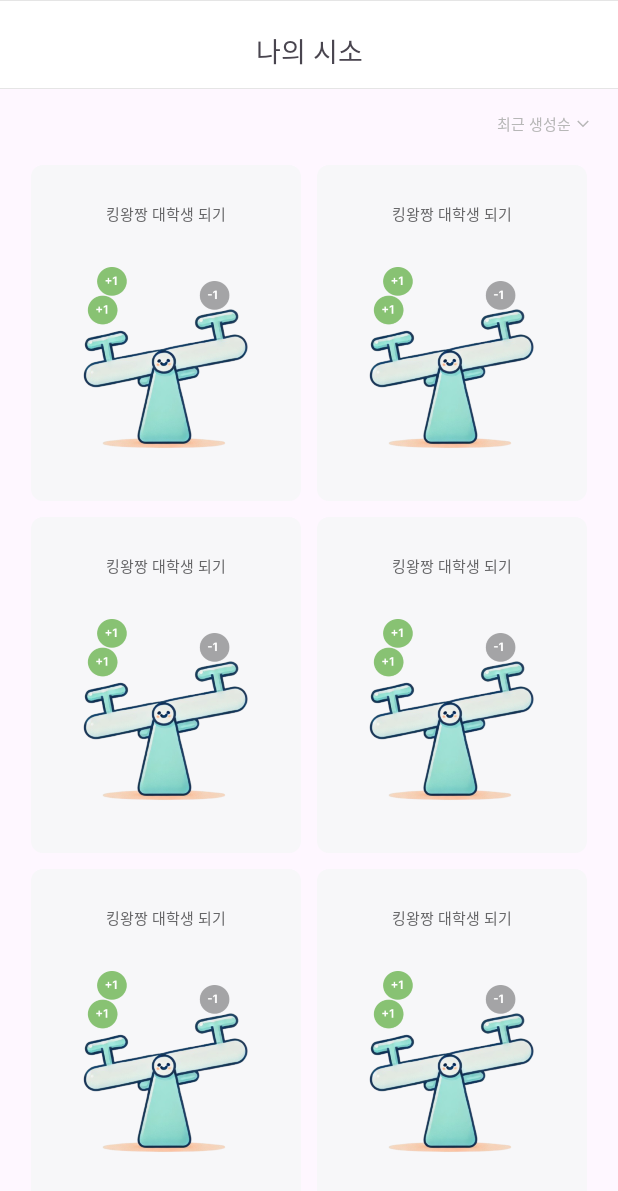
After one commit to Daljyeong/ToNotTODO, an Android app: the fragment HomeFragment shown on its own in the app's theme, on a phone screen of 412 x 824 dp. The commit adds this screen. Shown: the top 1191 px of the screen. Run offline under Robolectric (Android 15) with nearby library versions, the light colour scheme and no system bars.

Commit message:
design: 홈화면 UI 작업 완료

```diff
--- /dev/null
+++ b/app/src/main/java/com/example/tonottodo/HomeFragment.kt
@@ -0,0 +1,19 @@
+package com.example.tonottodo
+
+import android.os.Bundle
+import android.view.LayoutInflater
+import android.view.View
+import android.view.ViewGroup
+import androidx.fragment.app.Fragment
+
+class HomeFragment : Fragment() {
+
+    override fun onCreateView(
+        inflater: LayoutInflater, container: ViewGroup?,
+        savedInstanceState: Bundle?
+    ): View? {
+        // Inflate the layout for this fragment
+        return inflater.inflate(R.layout.fragment_home, container, false)
+    }
+
+}
--- /dev/null
+++ b/app/src/main/res/drawable/ic_down_gray.xml
@@ -0,0 +1,11 @@
+<vector xmlns:android="http://schemas.android.com/apk/res/android"
+    android:width="16dp"
+    android:height="16dp"
+    android:viewportWidth="16"
+    android:viewportHeight="16">
+  <path
+      android:strokeWidth="1"
+      android:pathData="M4.5,6L8,9.5L11.5,6"
+      android:fillColor="#00000000"
+      android:strokeColor="#B7B7B7"/>
+</vector>
--- /dev/null
+++ b/app/src/main/res/layout/fragment_home.xml
@@ -0,0 +1,307 @@
+<?xml version="1.0" encoding="utf-8"?>
+<androidx.constraintlayout.widget.ConstraintLayout xmlns:android="http://schemas.android.com/apk/res/android"
+    xmlns:app="http://schemas.android.com/apk/res-auto"
+    xmlns:tools="http://schemas.android.com/tools"
+    android:layout_width="match_parent"
+    android:layout_height="match_parent"
+    tools:context=".HomeFragment">
+
+    <androidx.constraintlayout.widget.ConstraintLayout
+        android:id="@+id/cl_home_top_app_bar"
+        android:layout_width="match_parent"
+        android:layout_height="wrap_content"
+        android:background="@drawable/bg_top_app_bar"
+        app:layout_constraintTop_toTopOf="parent">
+
+        <TextView
+            android:layout_width="wrap_content"
+            android:layout_height="wrap_content"
+            android:paddingTop="20dp"
+            android:paddingBottom="12dp"
+            android:text="나의 시소"
+            android:textSize="18sp"
+            app:layout_constraintEnd_toEndOf="parent"
+            app:layout_constraintStart_toStartOf="parent"
+            app:layout_constraintTop_toTopOf="parent" />
+
+    </androidx.constraintlayout.widget.ConstraintLayout>
+
+    <ScrollView
+        android:layout_width="0dp"
+        android:layout_height="0dp"
+        app:layout_constraintBottom_toBottomOf="parent"
+        app:layout_constraintEnd_toEndOf="parent"
+        app:layout_constraintStart_toStartOf="parent"
+        app:layout_constraintTop_toBottomOf="@id/cl_home_top_app_bar">
+
+        <androidx.constraintlayout.widget.ConstraintLayout
+            android:layout_width="match_parent"
+            android:layout_height="match_parent">
+
+            <androidx.constraintlayout.widget.ConstraintLayout
+                android:id="@+id/cl_home_sub_top_bar"
+                android:layout_width="wrap_content"
+                android:layout_height="wrap_content"
+                android:layout_marginTop="15dp"
+                android:layout_marginEnd="15dp"
+                app:layout_constraintEnd_toEndOf="parent"
+                app:layout_constraintTop_toTopOf="parent">
+
+                <TextView
+                    android:id="@+id/tv_home_down"
+                    android:layout_width="wrap_content"
+                    android:layout_height="wrap_content"
+                    android:text="최근 생성순"
+                    android:textColor="@color/gray_light"
+                    android:textSize="10sp"
+                    app:layout_constraintEnd_toStartOf="@id/iv_home_down"
+                    app:layout_constraintTop_toTopOf="parent" />
+
+                <ImageView
+                    android:id="@+id/iv_home_down"
+                    android:layout_width="wrap_content"
+                    android:layout_height="wrap_content"
+                    android:src="@drawable/ic_down_gray"
+                    app:layout_constraintBottom_toBottomOf="@id/tv_home_down"
+                    app:layout_constraintEnd_toEndOf="parent"
+                    app:layout_constraintTop_toTopOf="@id/tv_home_down" />
+            </androidx.constraintlayout.widget.ConstraintLayout>
+
+            <GridLayout
+                android:layout_width="match_parent"
+                android:layout_height="wrap_content"
+                android:layout_marginHorizontal="15dp"
+                android:columnCount="2"
+                android:rowCount="3"
+                android:layout_marginTop="14dp"
+                app:layout_constraintTop_toBottomOf="@id/cl_home_sub_top_bar">
+
+                <androidx.constraintlayout.widget.ConstraintLayout
+                    android:layout_width="wrap_content"
+                    android:layout_height="wrap_content"
+                    android:layout_row="0"
+                    android:layout_rowWeight="1"
+                    android:layout_column="0"
+                    android:layout_columnWeight="1"
+                    android:layout_gravity="fill"
+                    android:layout_margin="5dp"
+                    android:background="@drawable/bg_gray_8"
+                    android:paddingVertical="11dp">
+
+                    <TextView
+                        android:id="@+id/tv_home_seesaw1"
+                        android:layout_width="wrap_content"
+                        android:layout_height="wrap_content"
+                        android:layout_marginTop="13dp"
+                        android:text="킹왕짱 대학생 되기"
+                        android:textColor="@color/gray_700"
+                        android:textSize="10sp"
+                        app:layout_constraintEnd_toEndOf="parent"
+                        app:layout_constraintStart_toStartOf="parent"
+                        app:layout_constraintTop_toTopOf="parent" />
+
+                    <ImageView
+                        android:layout_width="123dp"
+                        android:layout_height="133dp"
+                        android:layout_marginTop="28dp"
+                        android:layout_marginBottom="11dp"
+                        android:src="@drawable/img_seesaw_no_bg"
+                        app:layout_constraintBottom_toBottomOf="parent"
+                        app:layout_constraintEnd_toEndOf="parent"
+                        app:layout_constraintStart_toStartOf="parent"
+                        app:layout_constraintTop_toBottomOf="@id/tv_home_seesaw1" />
+
+                </androidx.constraintlayout.widget.ConstraintLayout>
+
+                <androidx.constraintlayout.widget.ConstraintLayout
+                    android:layout_width="wrap_content"
+                    android:layout_height="wrap_content"
+                    android:layout_row="0"
+                    android:layout_rowWeight="1"
+                    android:layout_column="1"
+                    android:layout_columnWeight="1"
+                    android:layout_gravity="fill"
+                    android:layout_margin="5dp"
+                    android:background="@drawable/bg_gray_8"
+                    android:paddingVertical="11dp">
+
+                    <TextView
+                        android:id="@+id/tv_home_seesaw2"
+                        android:layout_width="wrap_content"
+                        android:layout_height="wrap_content"
+                        android:layout_marginTop="13dp"
+                        android:text="킹왕짱 대학생 되기"
+                        android:textColor="@color/gray_700"
+                        android:textSize="10sp"
+                        app:layout_constraintEnd_toEndOf="parent"
+                        app:layout_constraintStart_toStartOf="parent"
+                        app:layout_constraintTop_toTopOf="parent" />
+
+                    <ImageView
+                        android:layout_width="123dp"
+                        android:layout_height="133dp"
+                        android:layout_marginTop="28dp"
+                        android:layout_marginBottom="11dp"
+                        android:src="@drawable/img_seesaw_no_bg"
+                        app:layout_constraintBottom_toBottomOf="parent"
+                        app:layout_constraintEnd_toEndOf="parent"
+                        app:layout_constraintStart_toStartOf="parent"
+                        app:layout_constraintTop_toBottomOf="@id/tv_home_seesaw2" />
+
+                </androidx.constraintlayout.widget.ConstraintLayout>
+
+                <androidx.constraintlayout.widget.ConstraintLayout
+                    android:layout_width="wrap_content"
+                    android:layout_height="wrap_content"
+                    android:layout_row="1"
+                    android:layout_rowWeight="1"
+                    android:layout_column="0"
+                    android:layout_columnWeight="1"
+                    android:layout_gravity="fill"
+                    android:layout_margin="5dp"
+                    android:background="@drawable/bg_gray_8"
+                    android:paddingVertical="11dp">
+
+                    <TextView
+                        android:id="@+id/tv_home_seesaw3"
+                        android:layout_width="wrap_content"
+                        android:layout_height="wrap_content"
+                        android:layout_marginTop="13dp"
+                        android:text="킹왕짱 대학생 되기"
+                        android:textColor="@color/gray_700"
+                        android:textSize="10sp"
+                        app:layout_constraintEnd_toEndOf="parent"
+                        app:layout_constraintStart_toStartOf="parent"
+                        app:layout_constraintTop_toTopOf="parent" />
+
+                    <ImageView
+                        android:layout_width="123dp"
+                        android:layout_height="133dp"
+                        android:layout_marginTop="28dp"
+                        android:layout_marginBottom="11dp"
+                        android:src="@drawable/img_seesaw_no_bg"
+                        app:layout_constraintBottom_toBottomOf="parent"
+                        app:layout_constraintEnd_toEndOf="parent"
+                        app:layout_constraintStart_toStartOf="parent"
+                        app:layout_constraintTop_toBottomOf="@id/tv_home_seesaw3" />
+
+                </androidx.constraintlayout.widget.ConstraintLayout>
+
+                <androidx.constraintlayout.widget.ConstraintLayout
+                    android:layout_width="wrap_content"
+                    android:layout_height="wrap_content"
+                    android:layout_row="1"
+                    android:layout_rowWeight="1"
+                    android:layout_column="1"
+                    android:layout_columnWeight="1"
+                    android:layout_gravity="fill"
+                    android:layout_margin="5dp"
+                    android:background="@drawable/bg_gray_8"
+                    android:paddingVertical="11dp">
+
+                    <TextView
+                        android:id="@+id/tv_home_seesaw4"
+                        android:layout_width="wrap_content"
+                        android:layout_height="wrap_content"
+                        android:layout_marginTop="13dp"
+                        android:text="킹왕짱 대학생 되기"
+                        android:textColor="@color/gray_700"
+                        android:textSize="10sp"
+                        app:layout_constraintEnd_toEndOf="parent"
+                        app:layout_constraintStart_toStartOf="parent"
+                        app:layout_constraintTop_toTopOf="parent" />
+
+                    <ImageView
+                        android:layout_width="123dp"
+                        android:layout_height="133dp"
+                        android:layout_marginTop="28dp"
+                        android:layout_marginBottom="11dp"
+                        android:src="@drawable/img_seesaw_no_bg"
+                        app:layout_constraintBottom_toBottomOf="parent"
+                        app:layout_constraintEnd_toEndOf="parent"
+                        app:layout_constraintStart_toStartOf="parent"
+                        app:layout_constraintTop_toBottomOf="@id/tv_home_seesaw4" />
+
+                </androidx.constraintlayout.widget.ConstraintLayout>
+
+                <androidx.constraintlayout.widget.ConstraintLayout
+                    android:layout_width="wrap_content"
+                    android:layout_height="wrap_content"
+                    android:layout_row="2"
+                    android:layout_rowWeight="1"
+                    android:layout_column="0"
+                    android:layout_columnWeight="1"
+                    android:layout_gravity="fill"
+                    android:layout_margin="5dp"
+                    android:background="@drawable/bg_gray_8"
+                    android:paddingVertical="11dp">
+
+                    <TextView
+                        android:id="@+id/tv_home_seesaw5"
+                        android:layout_width="wrap_content"
+                        android:layout_height="wrap_content"
+                        android:layout_marginTop="13dp"
+                        android:text="킹왕짱 대학생 되기"
+                        android:textColor="@color/gray_700"
+                        android:textSize="10sp"
+                        app:layout_constraintEnd_toEndOf="parent"
+                        app:layout_constraintStart_toStartOf="parent"
+                        app:layout_constraintTop_toTopOf="parent" />
+
+                    <ImageView
+                        android:layout_width="123dp"
+                        android:layout_height="133dp"
+                        android:layout_marginTop="28dp"
+                        android:layout_marginBottom="11dp"
+                        android:src="@drawable/img_seesaw_no_bg"
+                        app:layout_constraintBottom_toBottomOf="parent"
+                        app:layout_constraintEnd_toEndOf="parent"
+                        app:layout_constraintStart_toStartOf="parent"
+                        app:layout_constraintTop_toBottomOf="@id/tv_home_seesaw5" />
+
+                </androidx.constraintlayout.widget.ConstraintLayout>
+
+                <androidx.constraintlayout.widget.ConstraintLayout
+                    android:layout_width="wrap_content"
+                    android:layout_height="wrap_content"
+                    android:layout_row="2"
+                    android:layout_rowWeight="1"
+                    android:layout_column="1"
+                    android:layout_columnWeight="1"
+                    android:layout_gravity="fill"
+                    android:layout_margin="5dp"
+                    android:background="@drawable/bg_gray_8"
+                    android:paddingVertical="11dp">
+
+                    <TextView
+                        android:id="@+id/tv_home_seesaw6"
+                        android:layout_width="wrap_content"
+                        android:layout_height="wrap_content"
+                        android:layout_marginTop="13dp"
+                        android:text="킹왕짱 대학생 되기"
+                        android:textColor="@color/gray_700"
+                        android:textSize="10sp"
+                        app:layout_constraintEnd_toEndOf="parent"
+                        app:layout_constraintStart_toStartOf="parent"
+                        app:layout_constraintTop_toTopOf="parent" />
+
+                    <ImageView
+                        android:layout_width="123dp"
+                        android:layout_height="133dp"
+                        android:layout_marginTop="28dp"
+                        android:layout_marginBottom="11dp"
+                        android:src="@drawable/img_seesaw_no_bg"
+                        app:layout_constraintBottom_toBottomOf="parent"
+                        app:layout_constraintEnd_toEndOf="parent"
+                        app:layout_constraintStart_toStartOf="parent"
+                        app:layout_constraintTop_toBottomOf="@id/tv_home_seesaw6" />
+
+                </androidx.constraintlayout.widget.ConstraintLayout>
+            </GridLayout>
+
+
+        </androidx.constraintlayout.widget.ConstraintLayout>
+
+    </ScrollView>
+
+</androidx.constraintlayout.widget.ConstraintLayout>
--- a/app/src/main/res/values/strings.xml
+++ b/app/src/main/res/values/strings.xml
@@ -3,4 +3,5 @@
     <!-- TODO: Remove or change this placeholder text -->
     <string name="hello_blank_fragment">Hello blank fragment</string>
     <string name="stop_goal"><u>종료하기</u></string>
+
 </resources>
```
Also changed, not shown: app/src/main/res/drawable/img_seesaw_no_bg.png (added).
